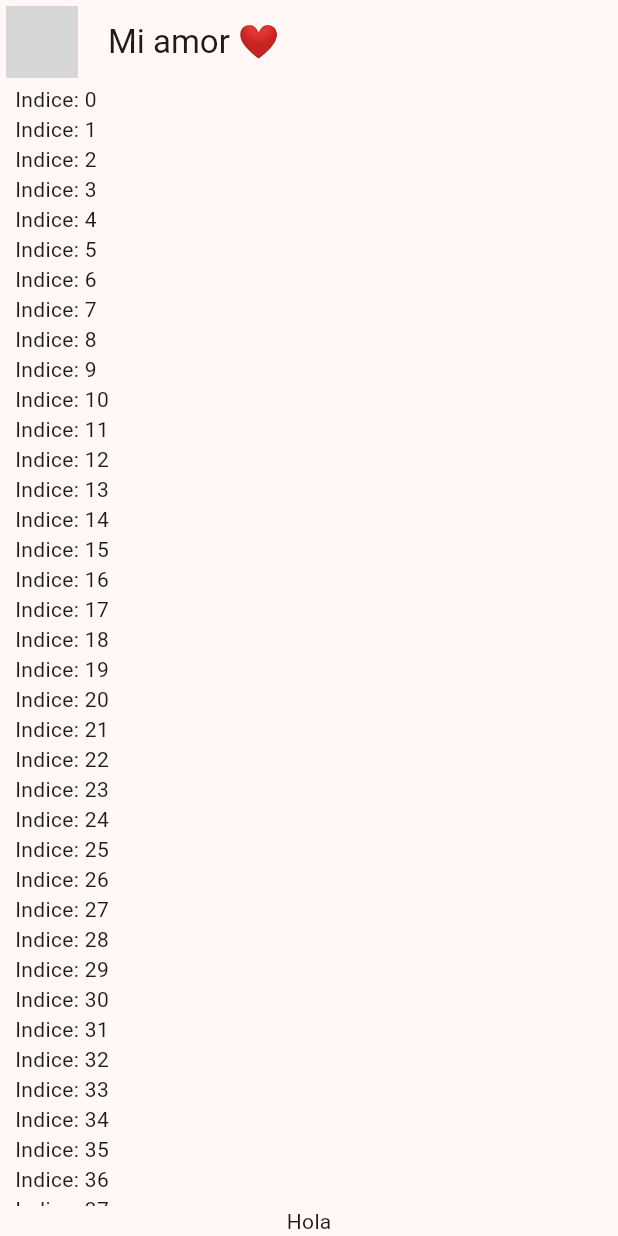
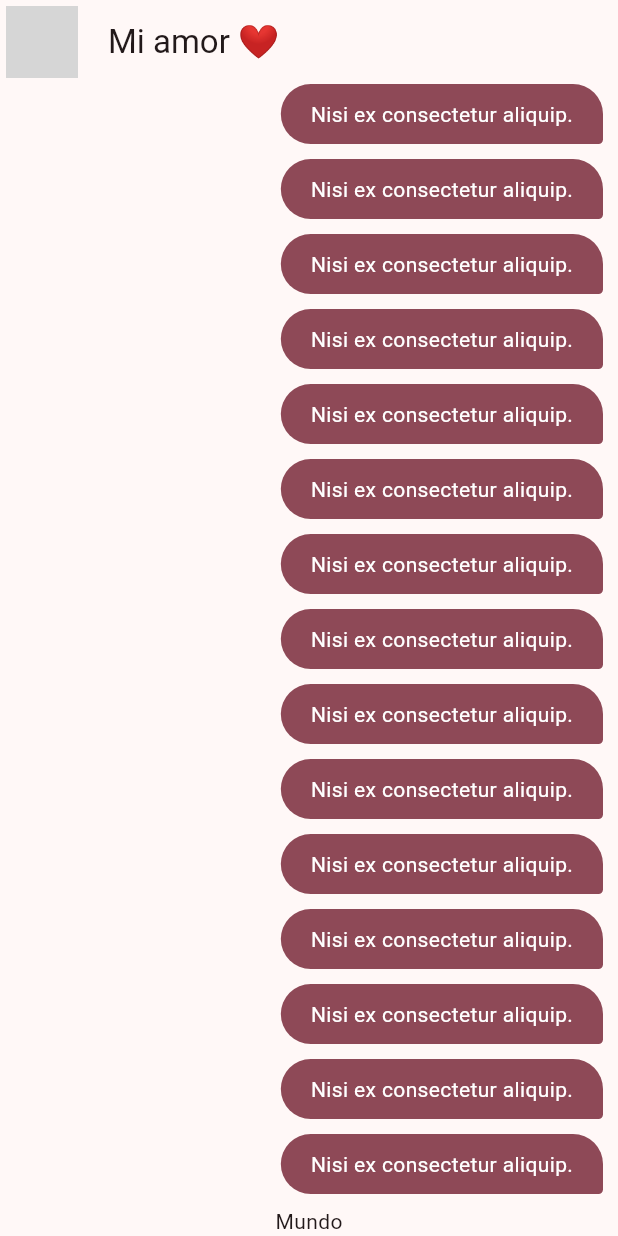
Before and after one commit to dieginin/yes_no_app, a Flutter app: the screen it shows after launch, on a phone screen of 412 x 824 dp. Run offline on Flutter 3.47's test engine with Material 2 defaults, Android fonts, the phone set to English and light mode, and no system bars; network calls fail; grey boxes are pictures that could not be loaded.

Commit message:
My messages widget

```diff
--- a/lib/core/chat/chat_screen.dart
+++ b/lib/core/screens/chat/chat_screen.dart
@@ -1,4 +1,6 @@
 import 'package:flutter/material.dart';
+
+import '/core/widgets/chat/my_message_bubble.dart';
 
 class ChatScreen extends StatelessWidget {
   const ChatScreen({super.key});
@@ -33,11 +35,11 @@ class _ChatView extends StatelessWidget {
               child: ListView.builder(
                 itemCount: 100,
                 itemBuilder: (_, i) {
-                  return Text('Indice: $i');
+                  return const MyMessageBubble();
                 },
               ),
             ),
-            Text('Hola'),
+            const Text('Mundo'),
           ],
         ),
       ),
--- /dev/null
+++ b/lib/core/widgets/chat/my_message_bubble.dart
@@ -0,0 +1,37 @@
+import 'package:flutter/material.dart';
+
+class MyMessageBubble extends StatelessWidget {
+  const MyMessageBubble({super.key});
+
+  @override
+  Widget build(BuildContext context) {
+    final colors = Theme.of(context).colorScheme;
+
+    return Column(
+      crossAxisAlignment: CrossAxisAlignment.end,
+      children: [
+        Container(
+          decoration: BoxDecoration(
+            color: colors.primary,
+            borderRadius: const BorderRadius.only(
+              topLeft: Radius.circular(20),
+              topRight: Radius.circular(20),
+              bottomLeft: Radius.circular(20),
+              bottomRight: Radius.circular(3),
+            ),
+          ),
+          child: const Padding(
+            padding: EdgeInsets.symmetric(horizontal: 20, vertical: 10),
+            child: Text(
+              'Nisi ex consectetur aliquip.',
+              style: TextStyle(
+                color: Colors.white,
+              ),
+            ),
+          ),
+        ),
+        const SizedBox(height: 10),
+      ],
+    );
+  }
+}
--- a/lib/main.dart
+++ b/lib/main.dart
@@ -1,7 +1,7 @@
 import 'package:flutter/material.dart';
 
-import './config/theme/app_theme.dart';
-import './core/chat/chat_screen.dart';
+import '/config/theme/app_theme.dart';
+import '/core/screens/chat/chat_screen.dart';
 
 void main() => runApp(const MyApp());
 
```
